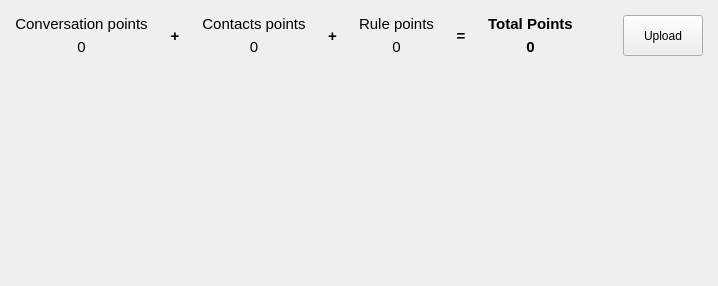
Before: the Qt Designer form src/chatbot/front-end/scorewidget.ui in lvklabs/chatbot, drawn with Qt 5.
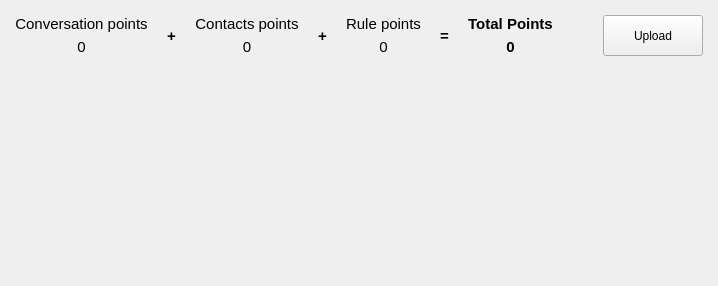
After: the same form once the commit is applied. Icons and pictures are not drawn.

The edit to the form file:
```diff
--- a/src/chatbot/front-end/scorewidget.ui
+++ b/src/chatbot/front-end/scorewidget.ui
@@ -103,6 +103,9 @@
      <property name="alignment">
       <set>Qt::AlignCenter</set>
      </property>
+     <property name="wordWrap">
+      <bool>true</bool>
+     </property>
     </widget>
    </item>
    <item row="3" column="10">
@@ -182,6 +185,9 @@
      <property name="alignment">
       <set>Qt::AlignCenter</set>
      </property>
+     <property name="wordWrap">
+      <bool>true</bool>
+     </property>
     </widget>
    </item>
    <item row="2" column="4">
@@ -199,6 +205,9 @@
      <property name="alignment">
       <set>Qt::AlignCenter</set>
      </property>
+     <property name="wordWrap">
+      <bool>true</bool>
+     </property>
     </widget>
    </item>
    <item row="3" column="4">
@@ -235,7 +244,7 @@
      </property>
     </widget>
    </item>
-   <item row="4" column="2">
+   <item row="6" column="2">
     <spacer name="verticalSpacer">
      <property name="orientation">
       <enum>Qt::Vertical</enum>
@@ -265,6 +274,29 @@
      </property>
     </widget>
    </item>
+   <item row="6" column="12">
+    <spacer name="uploadButtonSpacer">
+     <property name="orientation">
+      <enum>Qt::Horizontal</enum>
+     </property>
+     <property name="sizeType">
+      <enum>QSizePolicy::Fixed</enum>
+     </property>
+     <property name="sizeHint" stdset="0">
+      <size>
+       <width>100</width>
+       <height>20</height>
+      </size>
+     </property>
+    </spacer>
+   </item>
+   <item row="4" column="12">
+    <widget class="QLabel" name="nullLabel">
+     <property name="text">
+      <string/>
+     </property>
+    </widget>
+   </item>
   </layout>
  </widget>
  <resources>
```
Left out of the diff: 3 changed lines with no effect on the pictures.
